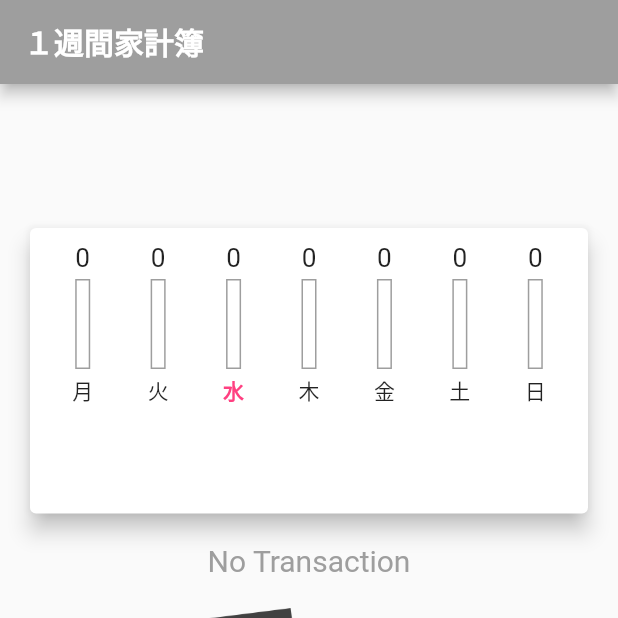
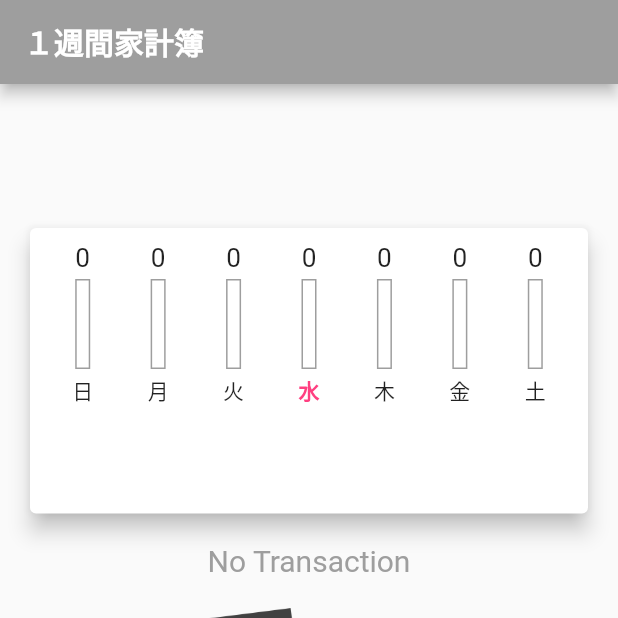
Before and after one commit to sakku-14/account_bank_app, a Flutter app: the screen it shows after launch, on a phone screen of 412 x 824 dp, the top half of it. Run offline on Flutter 3.47's test engine with Material 2 defaults, Android fonts, the phone set to English and light mode, and no system bars; our stand-ins replace hive, hive_flutter, keyboard_actions; accounts and stored records are empty; Roboto replaces fonts that are missing (OpenSans).

```diff
--- a/lib/widgets/chart.dart
+++ b/lib/widgets/chart.dart
@@ -18,13 +18,13 @@ class Chart extends StatelessWidget {
 
       for (var transaction in recentTransactions) {
         // 同じ曜日のみ集計
-        if (transaction.date.weekday == index + 1) {
+        if (transaction.date.weekday == ((index + 6) % 7) + 1) {
           dayAmount += transaction.amount;
         }
       }
 
       return {
-        'day': getWeekday(index + 1),
+        'day': getWeekday(((index + 6) % 7) + 1),
         'amount': dayAmount,
       };
     }).toList();
```
